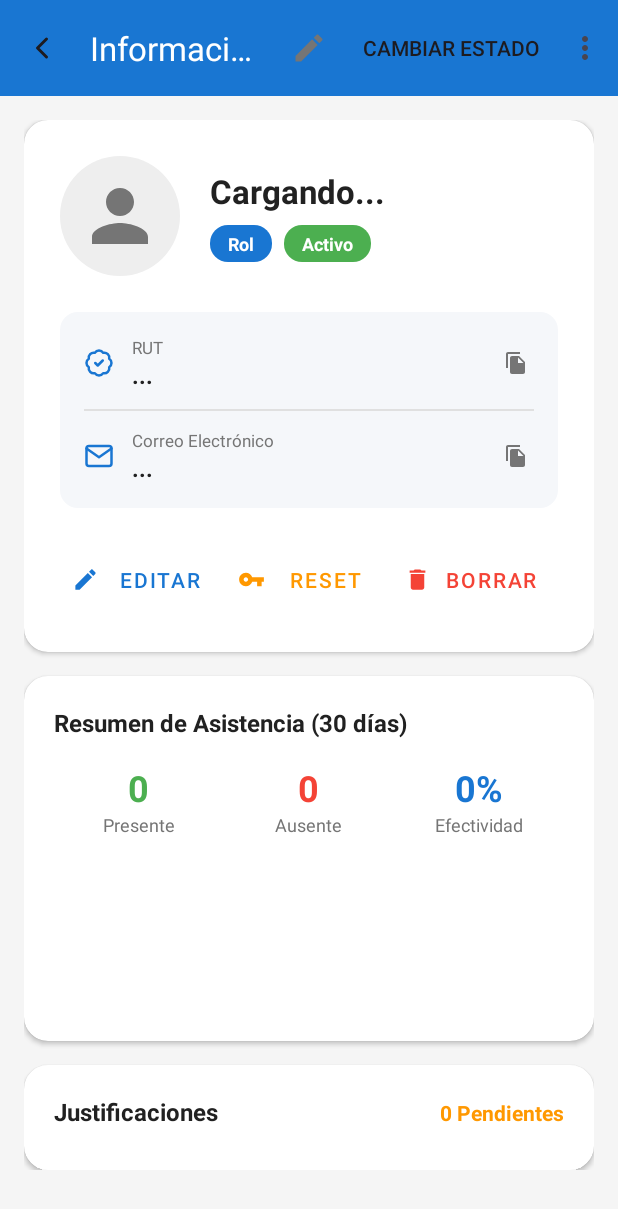
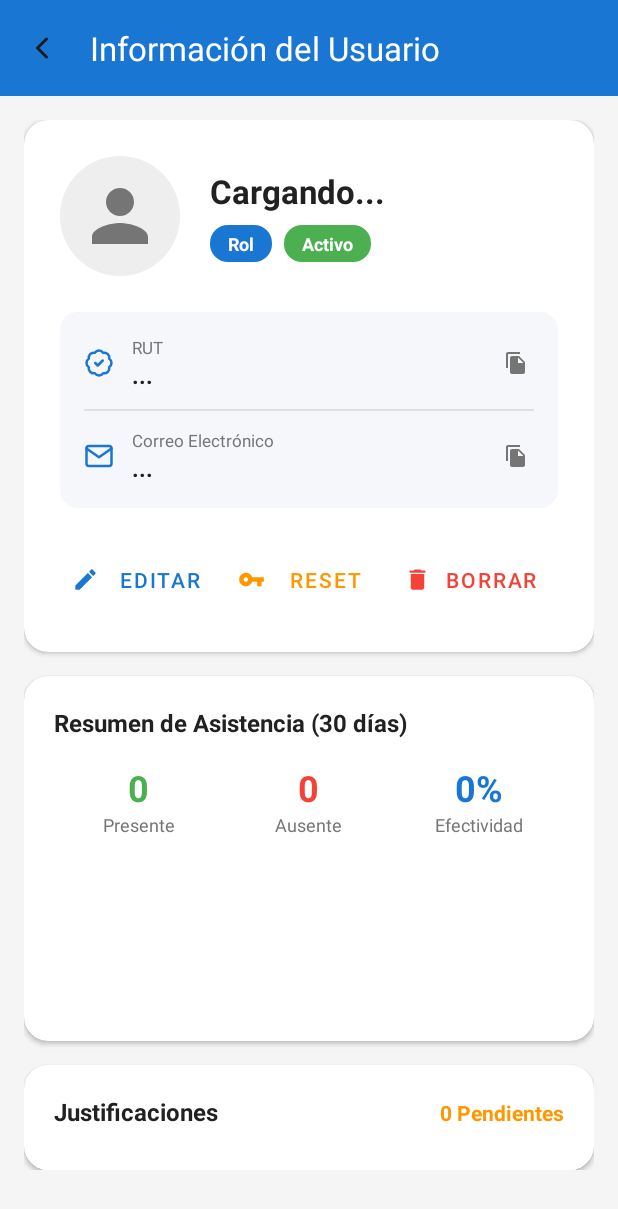
Before and after one commit to Hankk21/reloj-control, an Android app: the VisualizarUsuarioActivity screen opened directly, with no data from a screen before it, on a phone screen of 412 x 824 dp. Shown: the top 1209 px of the screen. Run offline under Robolectric (Android 15) with nearby library versions, the phone set to English and light mode, and no system bars; our stand-ins replace Firebase (no records; nobody signed in at launch, a user with empty details on screens opened directly); 1 statement that could not run was skipped.

Commit message:
Eliminacion de ultimo archivo basura

```diff
--- a/app/src/main/java/com/example/relojcontrol/activities/VisualizarUsuarioActivity.java
+++ b/app/src/main/java/com/example/relojcontrol/activities/VisualizarUsuarioActivity.java
@@ -370,20 +370,4 @@ public class VisualizarUsuarioActivity extends AppCompatActivity {
                     Toast.makeText(this, "Error: " + e.getMessage(), Toast.LENGTH_SHORT).show();
                 });
     }
-
-    // Métodos de menú y override obligatorios
-    @Override
-    public boolean onCreateOptionsMenu(Menu menu) {
-        getMenuInflater().inflate(R.menu.visualizar_usuario_menu, menu);
-        return true;
-    }
-
-    @Override
-    public boolean onOptionsItemSelected(MenuItem item) {
-        if (item.getItemId() == android.R.id.home) {
-            onBackPressed();
-            return true;
-        }
-        return super.onOptionsItemSelected(item);
-    }
 }
--- a/app/src/main/res/layout/activity_visualizar_usuario.xml
+++ b/app/src/main/res/layout/activity_visualizar_usuario.xml
@@ -19,7 +19,6 @@
             app:title="Perfil de Usuario"
             app:titleTextColor="@color/white"
             app:navigationIcon="@drawable/ic_back"
-            app:menu="@menu/visualizar_usuario_menu"
             android:elevation="4dp"/>
 
         <LinearLayout
--- a/app/src/main/res/menu/visualizar_usuario_menu.xml
+++ /dev/null
@@ -1,33 +0,0 @@
-<?xml version="1.0" encoding="utf-8"?>
-<menu xmlns:android="http://schemas.android.com/apk/res/android"
-    xmlns:app="http://schemas.android.com/apk/res-auto">
-
-    <item
-        android:id="@+id/menu_editar"
-        android:title="Editar"
-        android:icon="@drawable/ic_edit"
-        app:showAsAction="ifRoom" />
-
-    <item
-        android:id="@+id/menu_cambiar_estado"
-        android:title="Cambiar Estado"
-        app:showAsAction="ifRoom" />
-
-    <item
-        android:id="@+id/menu_reset_password"
-        android:title="Resetear Password"
-        android:icon="@drawable/ic_key"
-        app:showAsAction="never" />
-
-    <item
-        android:id="@+id/menu_ver_asistencias"
-        android:title="Ver Asistencias"
-        app:showAsAction="never" />
-
-    <item
-        android:id="@+id/menu_ver_justificaciones"
-        android:title="Ver Justificaciones"
-        android:icon="@drawable/ic_assignment"
-        app:showAsAction="never" />
-
-</menu>
```
